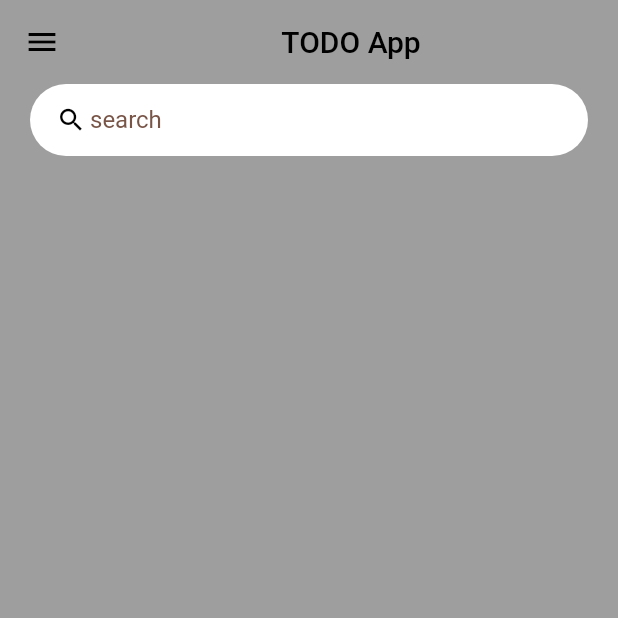
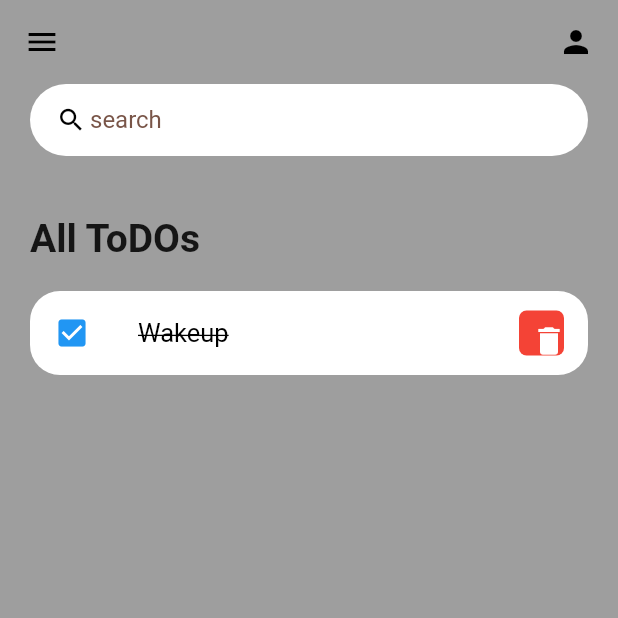
Before and after one commit to Sagarkc26/TODO-app, a Flutter app: the screen it shows after launch, on a phone screen of 412 x 824 dp, the top half of it. Run offline on Flutter 3.47's test engine with Material 2 defaults, Android fonts, the phone set to English and light mode, and no system bars.

Commit message:
added todolist

```diff
--- a/lib/main.dart
+++ b/lib/main.dart
@@ -1,7 +1,7 @@
-import 'dart:ui';
-
 import 'package:flutter/material.dart';
 import 'package:flutter/services.dart';
+import 'package:todo_app/widget/ToDO_item.dart';
+import 'package:todo_app/widget/searchbar.dart';
 
 void main() => runApp(const MyApp());
 
@@ -34,38 +34,34 @@ class _HomePageState extends State<HomePage> {
       backgroundColor: Colors.grey,
       appBar: AppBar(
         elevation: 0,
-        leading: const Icon(Icons.menu),
-        title: const Center(child: Text("TODO App")),
+        title: Row(
+          mainAxisAlignment: MainAxisAlignment.spaceBetween,
+          children: const [
+            Icon(Icons.menu),
+            Icon(Icons.person),
+          ],
+        ),
       ),
       body: Container(
         padding: const EdgeInsets.symmetric(horizontal: 20),
         child: Column(
           children: [
-            Container(
-              padding: const EdgeInsets.symmetric(horizontal: 15),
-              height: 48,
-              width: MediaQuery.of(context).size.width,
-              decoration: BoxDecoration(
-                color: Colors.white,
-                borderRadius: BorderRadius.circular(25),
+            const Searchbox(),
+            Expanded(
+              child: ListView(
+                children: [
+                  Container(
+                    margin: const EdgeInsets.only(top: 40, bottom: 20),
+                    child: const Text(
+                      "All ToDOs",
+                      style:
+                          TextStyle(fontSize: 26, fontWeight: FontWeight.bold),
+                    ),
+                  ),
+                  const ToDo(),
+                ],
               ),
-              child: const TextField(
-                decoration: InputDecoration(
-                    contentPadding: EdgeInsets.all(0),
-                    prefixIcon: Icon(
-                      Icons.search,
-                      color: Colors.black,
-                      size: 20,
-                    ),
-                    prefixIconConstraints: BoxConstraints(
-                      maxHeight: 20,
-                      minWidth: 25,
-                    ),
-                    border: InputBorder.none,
-                    hintText: 'search',
-                    hintStyle: TextStyle(color: Colors.brown)),
-              ),
-            )
+            ),
           ],
         ),
       ),
--- /dev/null
+++ b/lib/widget/ToDO_item.dart
@@ -0,0 +1,40 @@
+import 'package:flutter/material.dart';
+
+class ToDo extends StatelessWidget {
+  const ToDo({Key? key}) : super(key: key);
+
+  @override
+  Widget build(BuildContext context) {
+    return Container(
+      child: ListTile(
+        onTap: () {},
+        shape: RoundedRectangleBorder(
+          borderRadius: BorderRadius.circular(20),
+        ),
+        tileColor: Colors.white,
+        leading: const Icon(
+          Icons.check_box,
+          color: Colors.blue,
+        ),
+        title: const Text(
+          "Wakeup",
+          style: TextStyle(
+              fontSize: 17,
+              color: Colors.black,
+              decoration: TextDecoration.lineThrough),
+        ),
+        trailing: Container(
+          height: 30,
+          width: 30,
+          decoration: BoxDecoration(
+              borderRadius: BorderRadius.circular(5), color: Colors.red),
+          child: IconButton(
+            color: Colors.white,
+            onPressed: () {},
+            icon: const Icon(Icons.delete),
+          ),
+        ),
+      ),
+    );
+  }
+}
--- /dev/null
+++ b/lib/widget/searchbar.dart
@@ -0,0 +1,34 @@
+import 'package:flutter/material.dart';
+
+class Searchbox extends StatelessWidget {
+  const Searchbox({Key? key}) : super(key: key);
+
+  @override
+  Widget build(BuildContext context) {
+    return Container(
+      padding: const EdgeInsets.symmetric(horizontal: 15),
+      height: 48,
+      width: MediaQuery.of(context).size.width,
+      decoration: BoxDecoration(
+        color: Colors.white,
+        borderRadius: BorderRadius.circular(25),
+      ),
+      child: const TextField(
+        decoration: InputDecoration(
+            contentPadding: EdgeInsets.all(0),
+            prefixIcon: Icon(
+              Icons.search,
+              color: Colors.black,
+              size: 20,
+            ),
+            prefixIconConstraints: BoxConstraints(
+              maxHeight: 20,
+              minWidth: 25,
+            ),
+            border: InputBorder.none,
+            hintText: 'search',
+            hintStyle: TextStyle(color: Colors.brown)),
+      ),
+    );
+  }
+}
```
